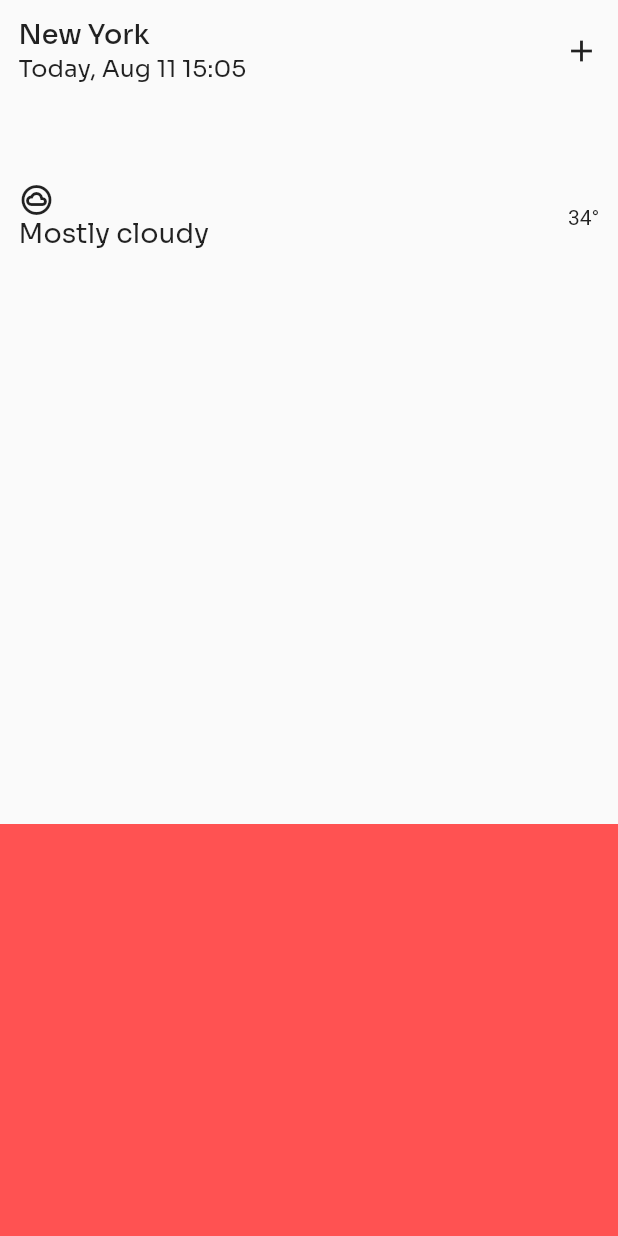
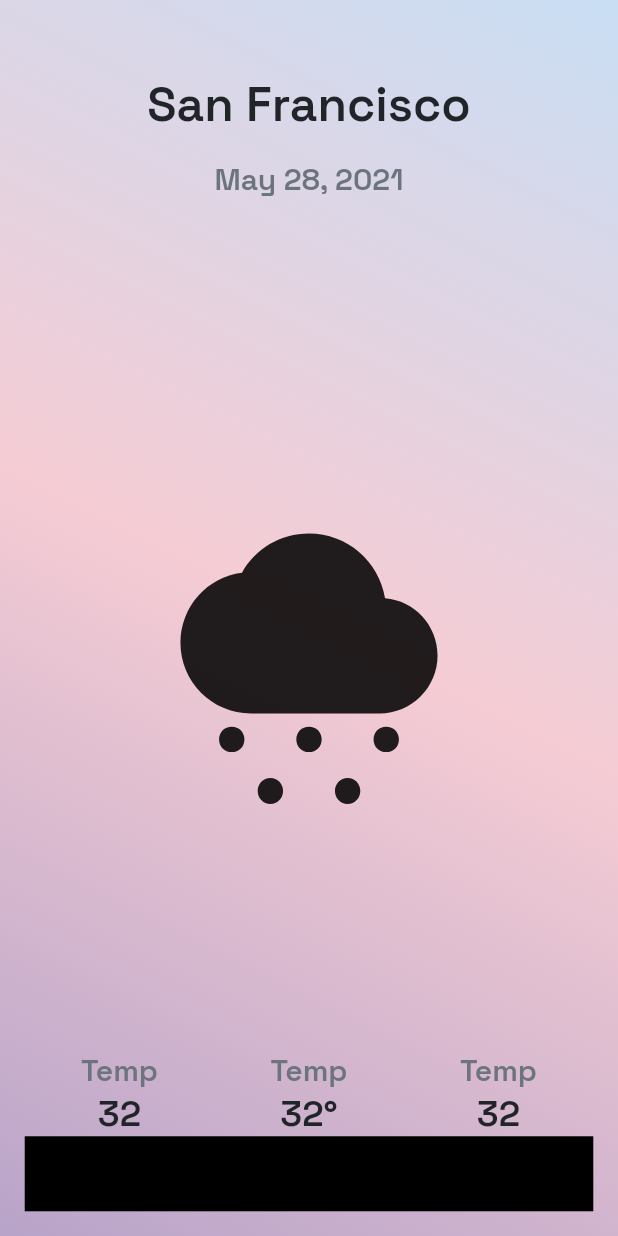
Before and after one commit to the-lost-dev/weather-app, a Flutter app: the screen it shows after launch, on a phone screen of 412 x 824 dp. Run offline on Flutter 3.47's test engine with Material 2 defaults, Android fonts, the phone set to English and light mode, and no system bars; our stand-ins replace flutter_riverpod, google_fonts.

Commit message:
weather page ui contd

```diff
--- /dev/null
+++ b/lib/presentation/components/components.dart
@@ -0,0 +1 @@
+export 'temp_detail.dart';
--- /dev/null
+++ b/lib/presentation/components/temp_detail.dart
@@ -0,0 +1,31 @@
+
+import 'package:flutter/material.dart';
+
+class TempDetail extends StatelessWidget {
+  const TempDetail({
+    Key? key,
+    required this.title,
+    required this.subTitle,
+  }) : super(key: key);
+
+  final String title;
+  final String subTitle;
+
+  @override
+  Widget build(BuildContext context) {
+    return Expanded(
+      child: Column(
+        children: [
+          Text(
+            title,
+            style: Theme.of(context).textTheme.headline2,
+          ),
+          Text(
+            subTitle,
+            style: Theme.of(context).textTheme.headline3,
+          ),
+        ],
+      ),
+    );
+  }
+}
--- a/lib/presentation/weather_page.dart
+++ b/lib/presentation/weather_page.dart
@@ -1,6 +1,7 @@
 import 'package:flutter/material.dart';
-import 'package:google_fonts/google_fonts.dart';
 import 'package:weather_app/utils/utils.dart';
+
+import 'components/components.dart';
 
 class WeatherPage extends StatelessWidget {
   const WeatherPage({Key? key}) : super(key: key);
@@ -9,74 +10,64 @@ class WeatherPage extends StatelessWidget {
   Widget build(BuildContext context) {
     SizeConfig().init(context);
     return Scaffold(
-      body: SafeArea(
+      body: Container(
+        padding: mainPadding,
+        decoration: const BoxDecoration(
+          gradient: LinearGradient(
+            begin: Alignment.topRight,
+            end: Alignment.bottomLeft,
+            colors: [
+              AppColors.primaryColor,
+              AppColors.secondaryColor,
+              AppColors.utilityColor,
+            ],
+          ),
+        ),
+        child: SafeArea(
           child: Column(
+            mainAxisAlignment: MainAxisAlignment.center,
             children: [
+              sizedBox4,
+              Text(
+                'San Francisco', //TODO: Name of the region
+                style: Theme.of(context).textTheme.headline1,
+              ),
+              sizedBox2,
+              Text(
+                'May 28, 2021', //TODO: Today's Date
+                style: Theme.of(context).textTheme.headline2,
+              ),
+              sizedBox6,
               Expanded(
                 flex: 2,
-              child: Container(
-                padding: EdgeInsets.symmetric(
-                  horizontal: SizeConfig.blockSizeHorizontal * 3,
-                  vertical: SizeConfig.blockSizeVertical * 1.5,
+                child: Icon(
+                  Icons.cloudy_snowing,
+                  size: SizeConfig.blockSizeHorizontal * 50,
                 ),
-                child: Column(
-                  children: [
-                    Row(
-                      children: [
-                        Column(
-                          crossAxisAlignment: CrossAxisAlignment.start,
-                          children: [
-                            Text(
-                              'New York',
-                              style: GoogleFonts.sora(
-                                fontSize: 18,
-                                fontWeight: FontWeight.w500,
-                              ),
-                            ), //TODO: Insert City Name
-                            Text(
-                              'Today, Aug 11 15:05',
-                              style: GoogleFonts.sora(
-                                fontSize: 16,
-                              ),
-                            ), //TODO: Insert Current Date and Time
-                          ],
-                        ),
-                        const Spacer(),
-                        const Icon(Icons.add), //TODO: add search Functionality
-                      ],
-                    ),
-                    SizedBox(
-                      height: SizeConfig.blockSizeVertical * 8,
               ),
               Row(
-                      children: [
-                        Column(
-                          crossAxisAlignment: CrossAxisAlignment.start,
-                          mainAxisSize: MainAxisSize.min,
-                          children: [
-                            Icon(Icons.cloud_circle_outlined),
-                            Text(
-                              'Mostly cloudy',
-                              style: GoogleFonts.sora(
-                                fontSize: 18,
+                children: const [
+                  TempDetail(
+                    title: Strings.temp,
+                    subTitle: '32',
                   ),
+                  TempDetail(
+                    title: Strings.temp,
+                    subTitle: '32\u00B0',
                   ),
-                          ],
-
-                        ),
-                        const Spacer(),
-                        const Text('34\u00B0')
-                      ],
-
+                  TempDetail(
+                    title: Strings.temp,
+                    subTitle: '32',
                   ),
                 ],
               ),
+              Container(
+                height: 50,
+                width: double.infinity, // TODO: WEATHER FORECAST SIDE
+                color: Colors.black,
+              )
+            ],
           ),
-            ),
-            Expanded(
-              child: Container(color: Colors.redAccent),
-            ),
-          ],
         ),
       ),
     );
--- a/lib/root.dart
+++ b/lib/root.dart
@@ -1,16 +1,17 @@
 import 'package:flutter/material.dart';
-import 'package:flutter/services.dart';
 import 'package:weather_app/presentation/weather_page.dart';
+import 'package:weather_app/utils/utils.dart';
 
 class Weather extends StatelessWidget {
   const Weather({Key? key}) : super(key: key);
 
   @override
   Widget build(BuildContext context) {
-
+    final theme = WeatherTheme.weatherTheme();
     return MaterialApp(
       debugShowCheckedModeBanner: false,
-      home: WeatherPage(),
+      theme: theme,
+      home: const WeatherPage(),
     );
   }
 }
--- a/lib/utils/app_colors.dart
+++ b/lib/utils/app_colors.dart
@@ -1,7 +1,9 @@
 import 'package:flutter/material.dart';
 
 class AppColors {
-  static const textColor = Color(0xFF272219);
-  static const cardColor = Color(0xFFB1BAAE);
-  static const blurTextColor= Color(0xFF9797A1);
+  static const primaryColor = Color(0xFFC9DEF4);
+  static const secondaryColor = Color(0xFFF5CCD4);
+  static const utilityColor = Color(0xFFB8A4C9);
+  static const textColor = Color(0xFF212529);
+  static const secondaryTextColor = Color(0xFF6C757D);
 }
--- a/lib/utils/helpers.dart
+++ b/lib/utils/helpers.dart
@@ -1,12 +1,13 @@
-class Temperature {
-  Temperature.celsius(this.celsius);
-  factory Temperature.fahrenheit(double fahrenheit) =>
-      Temperature.celsius((fahrenheit - 32) / 1.8);
-  factory Temperature.kelvin(double kelvin) =>
-      Temperature.celsius(kelvin - absoluteZero);
+import 'package:flutter/material.dart';
+import 'package:weather_app/utils/utils.dart';
 
-  static double absoluteZero = 273.15;
+///Widgets
+SizedBox sizedBox2 = SizedBox(height: SizeConfig.blockSizeVertical * 2);
+SizedBox sizedBox4 = SizedBox(height: SizeConfig.blockSizeVertical * 4);
+SizedBox sizedBox6 = SizedBox(height: SizeConfig.blockSizeVertical * 6);
 
-  final double celsius;
-  double get fahrenheit => celsius * 1.8 + 32;
-}
+///Paddings
+EdgeInsets mainPadding = EdgeInsets.symmetric(
+  horizontal: SizeConfig.blockSizeHorizontal * 4,
+  vertical: SizeConfig.blockSizeVertical * 2,
+);
--- a/lib/utils/strings.dart
+++ b/lib/utils/strings.dart
@@ -1,3 +1,3 @@
-class Strings{
-
+class Strings {
+  static const String temp = 'Temp';
 }
--- /dev/null
+++ b/lib/utils/temp_helper.dart
@@ -0,0 +1,12 @@
+class Temperature {
+  Temperature.celsius(this.celsius);
+  factory Temperature.fahrenheit(double fahrenheit) =>
+      Temperature.celsius((fahrenheit - 32) / 1.8);
+  factory Temperature.kelvin(double kelvin) =>
+      Temperature.celsius(kelvin - absoluteZero);
+
+  static double absoluteZero = 273.15;
+
+  final double celsius;
+  double get fahrenheit => celsius * 1.8 + 32;
+}
--- a/lib/utils/theme.dart
+++ b/lib/utils/theme.dart
@@ -0,0 +1,37 @@
+import 'package:flutter/material.dart';
+import 'package:flutter/services.dart';
+import 'package:google_fonts/google_fonts.dart';
+import 'package:weather_app/utils/utils.dart';
+
+class WeatherTheme {
+  static TextTheme weatherTextTheme = TextTheme(
+    headline1: GoogleFonts.spaceGrotesk(
+      fontSize: 32,
+      fontWeight: FontWeight.w600,
+      color: AppColors.textColor,
+    ),
+    headline2: GoogleFonts.spaceGrotesk(
+      fontSize: 20,
+      fontWeight: FontWeight.w600,
+      color: AppColors.secondaryTextColor
+    ),
+    headline3: GoogleFonts.spaceGrotesk(
+      fontSize: 24,
+      fontWeight: FontWeight.w600,
+      color: AppColors.textColor
+    ),
+
+  );
+
+  static ThemeData weatherTheme() {
+    SystemChrome.setSystemUIOverlayStyle(
+      const SystemUiOverlayStyle(
+        statusBarIconBrightness: Brightness.dark,
+        statusBarColor: Colors.transparent,
+      ),
+    );
+    return ThemeData(
+      textTheme: weatherTextTheme,
+    );
+  }
+}
--- a/lib/utils/utils.dart
+++ b/lib/utils/utils.dart
@@ -1,5 +1,6 @@
-export 'helpers.dart';
+export 'temp_helper.dart';
 export 'theme.dart';
 export 'size_config.dart';
 export 'app_colors.dart';
 export 'strings.dart';
+export 'helpers.dart';
```
Lines whose indentation alone changed are shown as unchanged.
